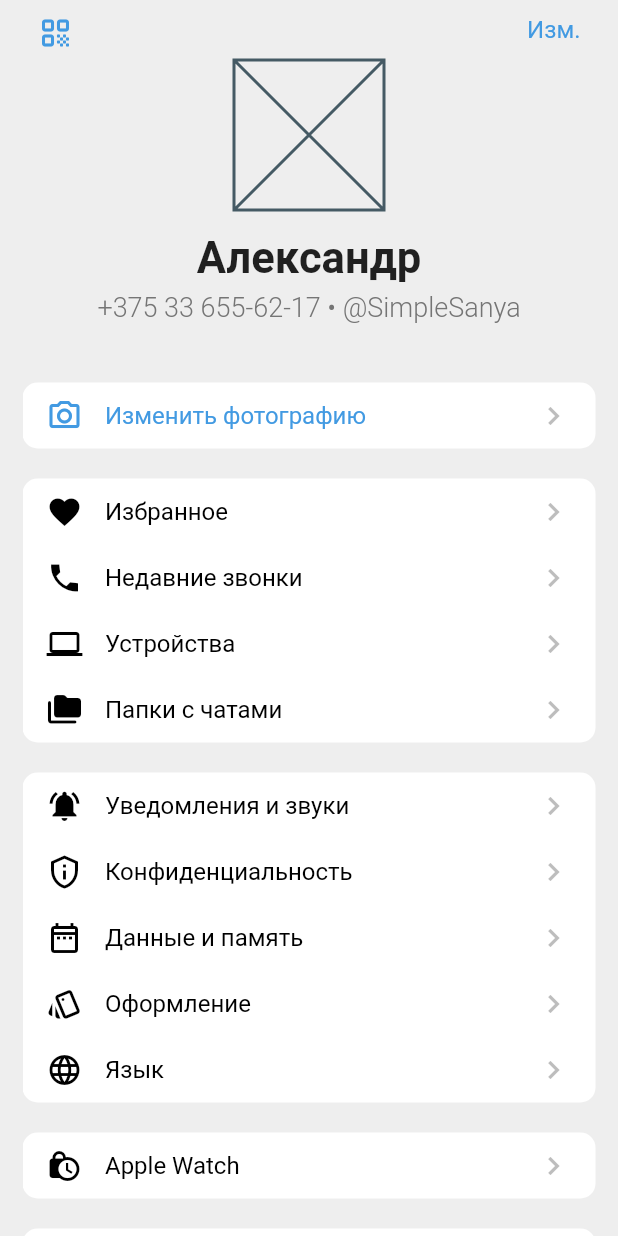
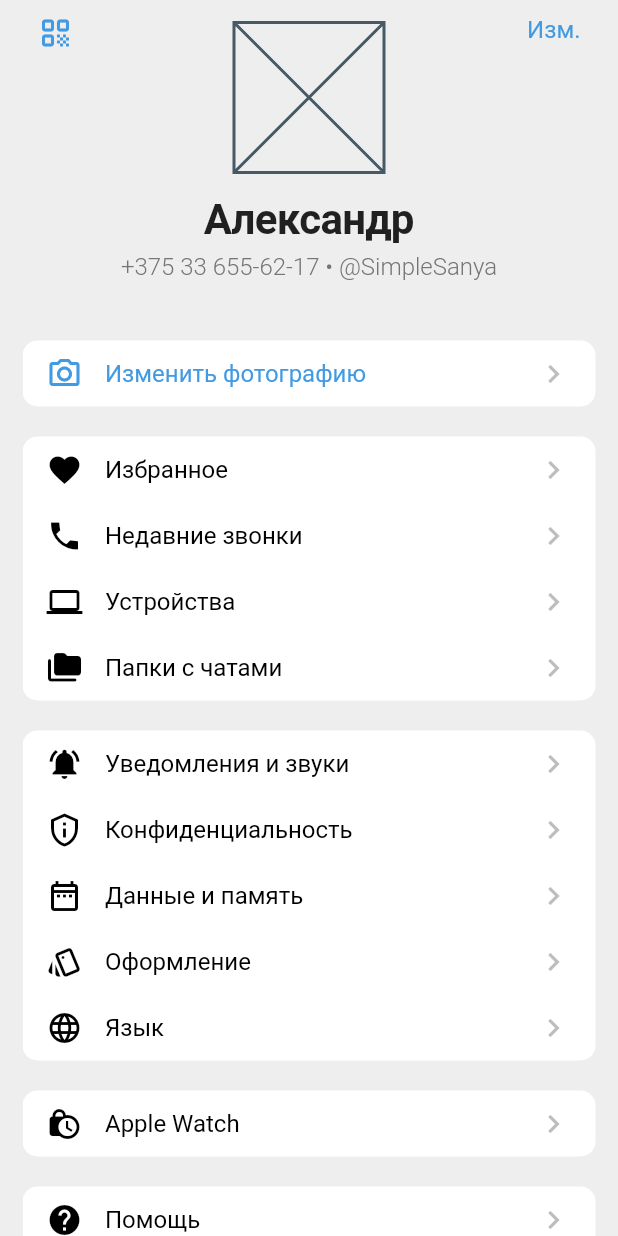
Before and after one commit to s1mplesanya/telegram_settings_layout, a Flutter app: the screen it shows after launch, on a phone screen of 412 x 824 dp. Run offline on Flutter 3.47's test engine with Material 2 defaults, Android fonts, the light colour scheme and no system bars.

Commit message:
update some sizes

```diff
--- a/lib/widgets/app.dart
+++ b/lib/widgets/app.dart
@@ -161,7 +161,7 @@ class _UserInfoColumnWidget extends StatelessWidget {
               crossAxisAlignment: CrossAxisAlignment.center,
               children: const [
                 SizedBox(
-                  height: 40,
+                  height: 15,
                 ),
                 _AvatarWidget(),
                 SizedBox(
@@ -206,7 +206,7 @@ class _UserNameWidget extends StatelessWidget {
     return const Text(
       'Александр',
       style: TextStyle(
-          fontSize: 29, fontWeight: FontWeight.w600, letterSpacing: 0.0),
+          fontSize: 28, fontWeight: FontWeight.w600, letterSpacing: -0.5),
     );
   }
 }
@@ -220,7 +220,7 @@ class _UserInfoWidget extends StatelessWidget {
         child: Text(
       '+375 33 655-62-17 • @SimpleSanya',
       style: TextStyle(
-          fontSize: 18,
+          fontSize: 16,
           color: Colors.grey.shade600,
           fontWeight: FontWeight.w300,
           letterSpacing: 0),
```
Also changed, not shown: 1 other file.
